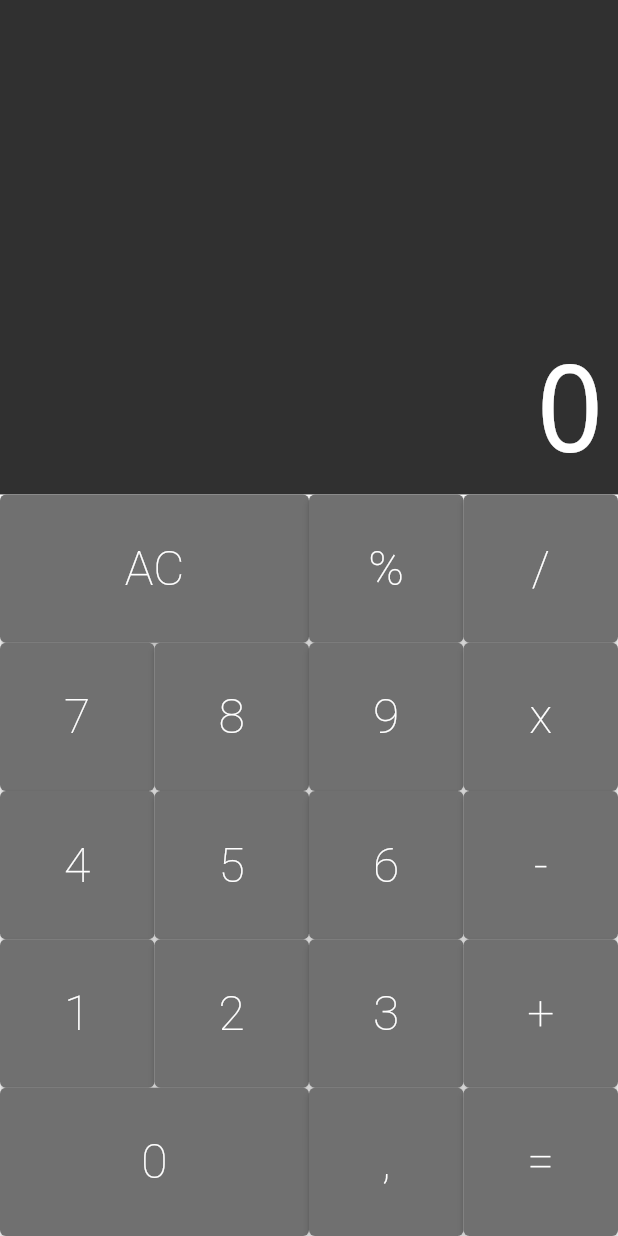
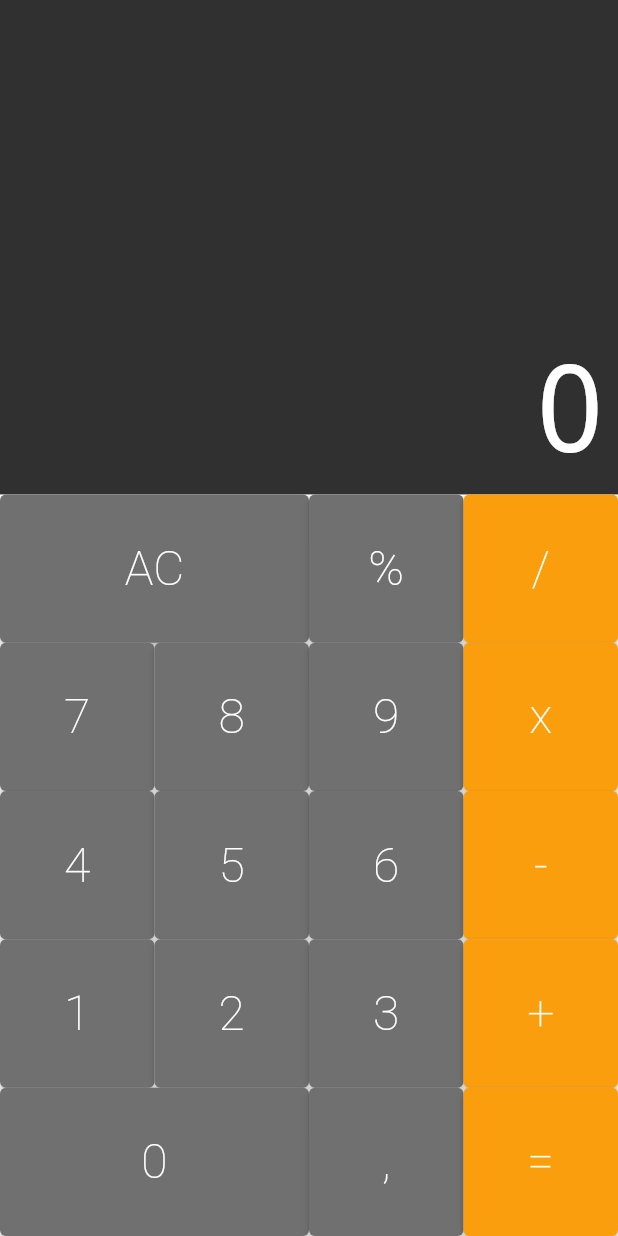
Before and after one commit to LucasCardoso910/calculator, a Flutter app: the screen it shows after launch, on a phone screen of 412 x 824 dp. Run offline on Flutter 3.47's test engine with Material 2 defaults, Android fonts, the phone set to English and light mode, and no system bars; drawn by our look-alikes of auto_size_text.

```diff
--- a/lib/components/button.dart
+++ b/lib/components/button.dart
@@ -18,6 +18,20 @@ class Button extends StatelessWidget {
     this.color = lightGray,
   }) : super(key: key);
 
+  const Button.big({
+    Key? key,
+    required this.buttonLabel,
+    this.big = true,
+    this.color = lightGray,
+  }) : super(key: key);
+
+  const Button.operation({
+    Key? key,
+    required this.buttonLabel,
+    this.big = false,
+    this.color = orange,
+  }) : super(key: key);
+
   @override
   Widget build(BuildContext context) {
     return Expanded(
--- a/lib/components/keyboard.dart
+++ b/lib/components/keyboard.dart
@@ -15,9 +15,9 @@ class Keyboard extends StatelessWidget {
         children: [
           ButtonRow(
             buttons: [
-              Button(buttonLabel: 'AC', big: true),
+              Button.big(buttonLabel: 'AC'),
               Button(buttonLabel: '%'),
-              Button(buttonLabel: '/'),
+              Button.operation(buttonLabel: '/'),
             ],
           ),
           ButtonRow(
@@ -25,7 +25,7 @@ class Keyboard extends StatelessWidget {
               Button(buttonLabel: '7'),
               Button(buttonLabel: '8'),
               Button(buttonLabel: '9'),
-              Button(buttonLabel: 'x'),
+              Button.operation(buttonLabel: 'x'),
             ],
           ),
           ButtonRow(
@@ -33,7 +33,7 @@ class Keyboard extends StatelessWidget {
               Button(buttonLabel: '4'),
               Button(buttonLabel: '5'),
               Button(buttonLabel: '6'),
-              Button(buttonLabel: '-'),
+              Button.operation(buttonLabel: '-'),
             ],
           ),
           ButtonRow(
@@ -41,14 +41,14 @@ class Keyboard extends StatelessWidget {
               Button(buttonLabel: '1'),
               Button(buttonLabel: '2'),
               Button(buttonLabel: '3'),
-              Button(buttonLabel: '+'),
+              Button.operation(buttonLabel: '+'),
             ],
           ),
           ButtonRow(
             buttons: [
-              Button(buttonLabel: '0', big: true),
+              Button.big(buttonLabel: '0'),
               Button(buttonLabel: ','),
-              Button(buttonLabel: '='),
+              Button.operation(buttonLabel: '='),
             ],
           ),
         ],
```
